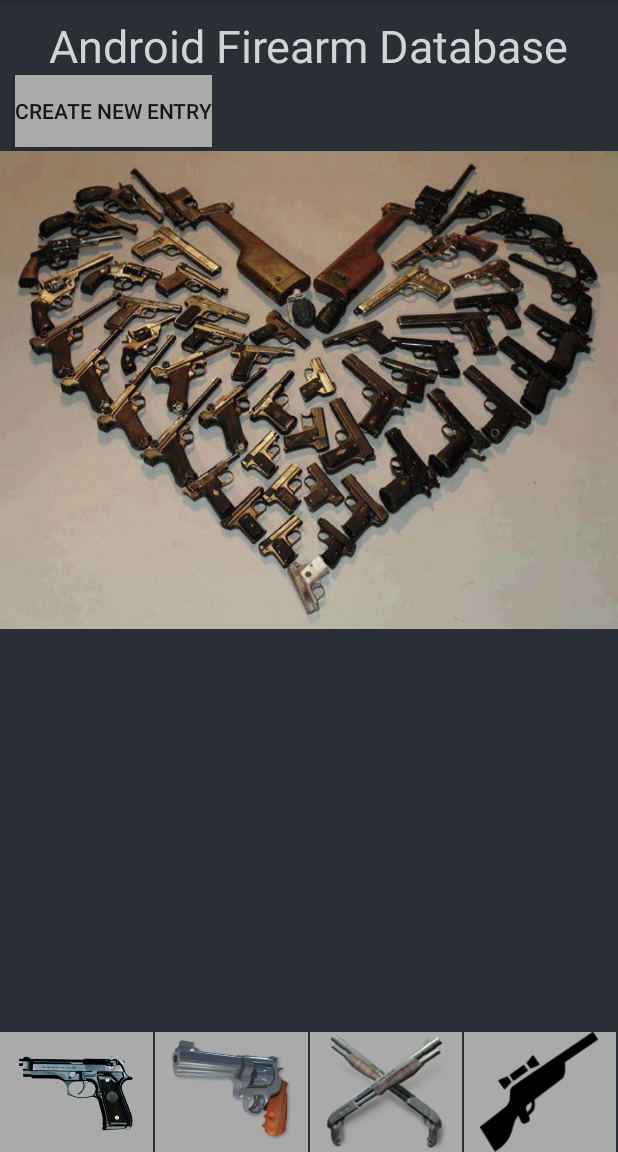
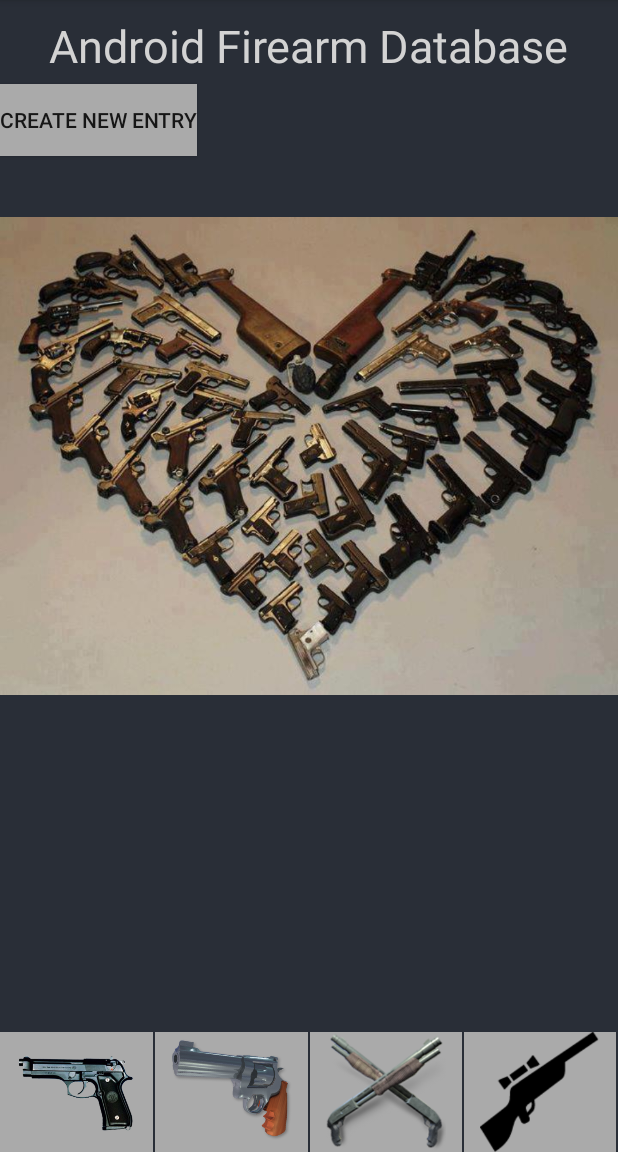
Before and after one commit to johnm589/ADI_Project2, an Android app: the screen it shows after launch (MainActivity), on a phone screen of 412 x 824 dp, the part 84-1236 px from its top. Run offline under Robolectric (Android 15) with nearby library versions, the phone set to English and light mode, and no system bars.

Commit message:
dope things

```diff
--- a/AFDB/app/src/main/java/com/example/john/afdb/CreateActivity.java
+++ b/AFDB/app/src/main/java/com/example/john/afdb/CreateActivity.java
@@ -179,16 +179,22 @@ public class CreateActivity extends AppCompatActivity {
                 Spinner woodSpin = (Spinner)findViewById(R.id.woodET);
 
                 String woodSpinText = woodSpin.getSelectedItem().toString();
-                int woodSpinInt;
-                if (woodSpinText.equals("Yes")){
-                    woodSpinInt = 1;
-                }else{
-                    woodSpinInt = 0;
+
+                    int woodSpinInt;
+
+                    if (woodSpinText.equals("Yes")){
+                        woodSpinInt = 1;
+                    }else{
+                        woodSpinInt = 0;
                 }
 
                 helper.addItem(mTextBrandEdit,mTextModelEdit,mTextFinishEdit,woodSpinInt,mTextCaliber,mTextSerial,typeText,starText,mCurrentPhotoPath);
 
+                Intent i = new Intent(CreateActivity.this, MainActivity.class);
 
+                startActivity(i);
+
+                Toast.makeText(CreateActivity.this, "Entry Created", Toast.LENGTH_SHORT).show();
             }
         });
 
--- a/AFDB/app/src/main/java/com/example/john/afdb/DetailActivity.java
+++ b/AFDB/app/src/main/java/com/example/john/afdb/DetailActivity.java
@@ -9,6 +9,7 @@ import android.view.View;
 import android.widget.Button;
 import android.widget.ImageView;
 import android.widget.TextView;
+import android.widget.Toast;
 
 public class DetailActivity extends AppCompatActivity {
 
@@ -139,6 +140,8 @@ public class DetailActivity extends AppCompatActivity {
 
                 startActivity(i);
                 helper.delete(id);
+
+                Toast.makeText(DetailActivity.this, "Item Deleted", Toast.LENGTH_SHORT).show();
                 return true;
             }
         });
--- a/AFDB/app/src/main/res/layout/activity_main.xml
+++ b/AFDB/app/src/main/res/layout/activity_main.xml
@@ -5,12 +5,17 @@
     android:layout_height="match_parent"
     android:background="#292E37"
     tools:context="com.example.john.afdb.MainActivity">
+    <LinearLayout
+        android:layout_width="match_parent"
+        android:layout_height="wrap_content"
+        android:orientation="vertical"
+        >
     <TextView
         android:layout_width="wrap_content"
         android:layout_height="wrap_content"
         android:textColor="#D3D3D3"
         android:text="Android Firearm Database"
-        android:layout_gravity="top|center"
+        android:layout_gravity="center"
         android:textSize="30sp"
         android:id="@+id/title"
         android:layout_marginTop="10dp"
@@ -20,18 +25,16 @@
         android:layout_height="wrap_content"
         android:id="@+id/createButton"
         android:text="Create New Entry"
-        android:layout_marginTop="50dp"
-        android:layout_gravity="top"
+        android:layout_marginTop="5dp"
         android:background="@android:color/darker_gray"
-        android:layout_marginLeft="10dp"
         />
 
     <ImageView
         android:layout_width="match_parent"
         android:layout_height="400dp"
         android:src="@drawable/heart"
-        android:layout_marginTop="60dp"
         />
+    </LinearLayout>
 
     <LinearLayout
         android:layout_width="match_parent"
```
